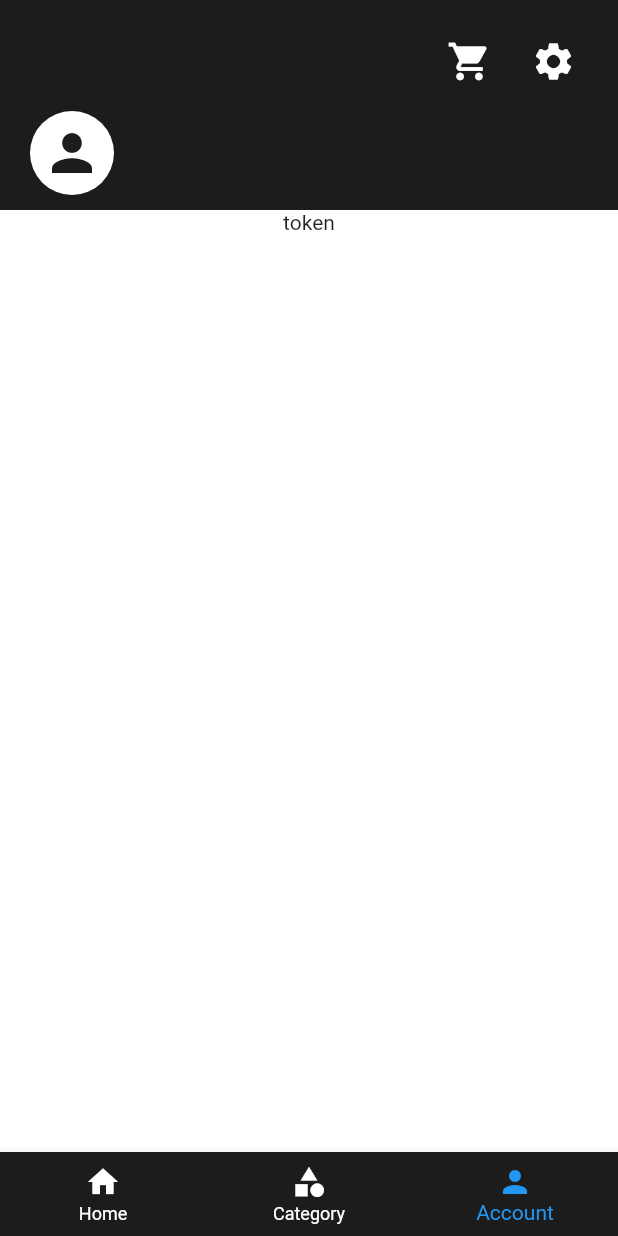
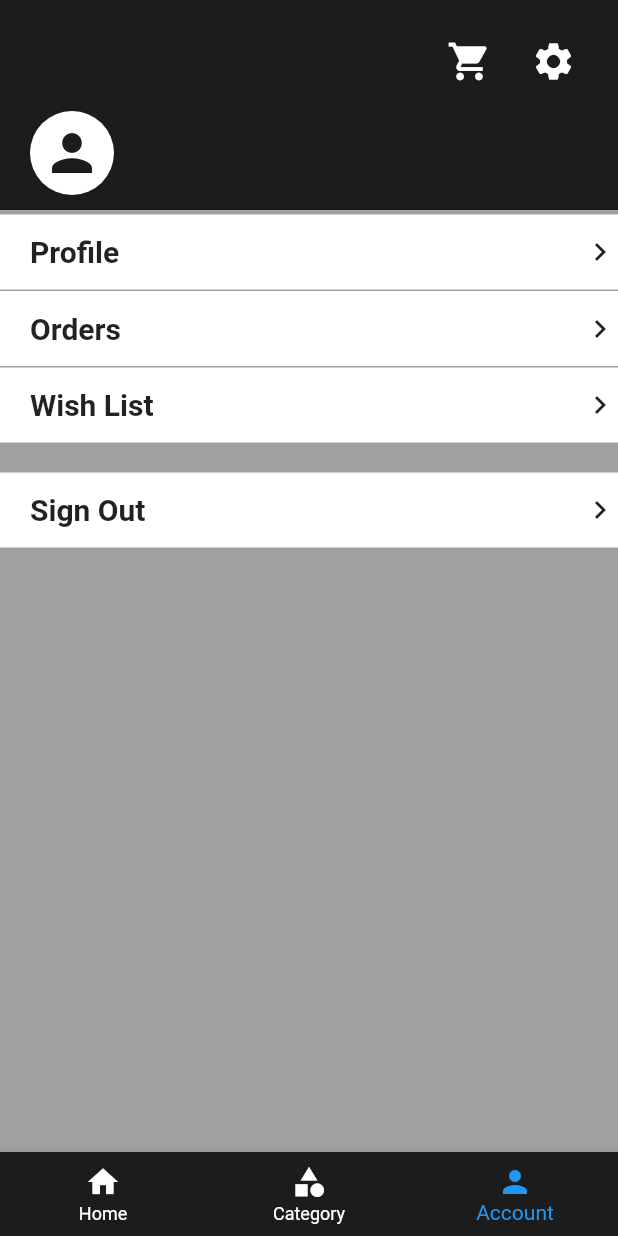
Before and after one commit to dangcongkhaithu/shopme_mobile, a Flutter app: the CommonPage screen opened directly, item 3 of the bottom bar chosen, on a phone screen of 412 x 824 dp. Run offline on Flutter 3.47's test engine with Material 2 defaults, Android fonts, the phone set to English and light mode, and no system bars; drawn by our look-alikes of material_floating_search_bar; our stand-ins replace dio, easy_localization, equatable, expandable_page_view, flutter_bloc, fluttertoast and 5 more; missing offline and left inert: flutter_image_slider; accounts and stored records are empty; generated files the repository leaves out were written again; network calls fail.

Commit message:
Feature Edit User Profile

```diff
--- a/lib/pages/account/account_signed_in_page.dart
+++ b/lib/pages/account/account_signed_in_page.dart
@@ -4,16 +4,13 @@ import 'package:flutter_bloc/flutter_bloc.dart';
 import 'package:material_floating_search_bar/material_floating_search_bar.dart';
 import 'package:shopme_mobile/blocs/get_user_profile_bloc/get_user_profile_bloc.dart';
 import 'package:shopme_mobile/blocs/get_user_profile_bloc/get_user_profile_state.dart';
-import 'package:shopme_mobile/blocs/update_user_profile_bloc/update_user_profile_bloc.dart';
-import 'package:shopme_mobile/core/common/helpers/translate_helper.dart';
 import 'package:shopme_mobile/data/local/shared_preferences/shared_pref.dart';
 import 'package:shopme_mobile/data/remote/models/remote/user_profile/user_profile.dart';
 import 'package:shopme_mobile/di/injection.dart';
 import 'package:shopme_mobile/pages/cart/cart_page.dart';
-import 'package:shopme_mobile/pages/profile/widgets/text_custom.dart';
 import 'package:shopme_mobile/pages/common/common_page.dart';
+import 'package:shopme_mobile/pages/profile/profile_page.dart';
 import 'package:shopme_mobile/pages/sign_in/sign_in_page.dart';
-import 'package:shopme_mobile/pages/sign_up/sign_up_page.dart';
 import 'package:shopme_mobile/resources/app_colors.dart';
 import 'package:shopme_mobile/widget/page/base_page.dart';
 
@@ -45,7 +42,7 @@ class AccountSignedInPageState extends State<AccountSignedInPage> {
     _getUserProfileBloc.getUserProfile(widget.token);
 
     _getUserProfileBloc.stream.listen((event) {
-      if(event is GetUserProfileSuccessState) {
+      if (event is GetUserProfileSuccessState) {
         _userProfile = event.userProfile;
       }
     });
@@ -60,6 +57,7 @@ class AccountSignedInPageState extends State<AccountSignedInPage> {
   @override
   Widget build(BuildContext context) {
     return BasePage(
+      color: AppColors.background,
       appBar: PreferredSize(
         preferredSize: Size.fromHeight(140),
         child: Container(
@@ -76,12 +74,60 @@ class AccountSignedInPageState extends State<AccountSignedInPage> {
   }
 
   Widget _buildBody() {
-    return Center(
-      child: Text(widget.token),
+    return Column(
+      children: [
+        const SizedBox(height: 3),
+        _buildButtonNavigate(
+          "Profile",
+          () => Navigator.of(context).push(
+            ProfilePage.getRoute(),
+          ),
+        ),
+        const SizedBox(height: 1),
+        _buildButtonNavigate("Orders", () {}),
+        const SizedBox(height: 1),
+        _buildButtonNavigate("Wish List", () {}),
+        const SizedBox(height: 20),
+        Align(
+          alignment: Alignment.bottomCenter,
+          child: _buildButtonNavigate(
+            "Sign Out",
+            () {
+              _sharedPref.storeToken("");
+              Navigator.of(context).push(CommonPage.getRoute(selectedPage: 2));
+            },
+          ),
+        ),
+      ],
     );
   }
 
-
+  Widget _buildButtonNavigate(String text, Function() onTap) {
+    return GestureDetector(
+      onTap: onTap,
+      child: Container(
+        width: MediaQuery.of(context).size.width,
+        height: 50,
+        color: AppColors.white,
+        child: Row(
+          mainAxisAlignment: MainAxisAlignment.spaceBetween,
+          children: [
+            Padding(
+              padding: const EdgeInsets.only(left: 20.0),
+              child: Text(
+                text,
+                style: TextStyle(
+                  fontWeight: FontWeight.bold,
+                  fontSize: 20,
+                ),
+              ),
+            ),
+            Icon(Icons.navigate_next),
+          ],
+        ),
+      ),
+    );
+  }
 
   Widget _buildAppBar() {
     return Column(
@@ -98,7 +144,7 @@ class AccountSignedInPageState extends State<AccountSignedInPage> {
                 size: 30,
               ),
               onPressed: () {
-                if(_sharedPref.token == "") {
+                if (_sharedPref.token == "") {
                   Navigator.of(context).push(SignInPage.getRoute());
                 } else {
                   Navigator.of(context).push(CartPage.getRoute());
@@ -112,10 +158,7 @@ class AccountSignedInPageState extends State<AccountSignedInPage> {
                 color: Colors.white,
                 size: 30,
               ),
-              onPressed: () {
-                _sharedPref.storeToken("");
-                Navigator.of(context).push(CommonPage.getRoute(selectedPage: 2));
-              },
+              onPressed: () {},
             ),
             const SizedBox(width: 20),
           ],
--- a/lib/pages/product_detail/product_detail_page.dart
+++ b/lib/pages/product_detail/product_detail_page.dart
@@ -8,6 +8,7 @@ import 'package:shopme_mobile/data/local/shared_preferences/shared_pref.dart';
 import 'package:shopme_mobile/data/remote/models/remote/product/product.dart';
 import 'package:shopme_mobile/data/schemas/request/remote/cart/request_cart.dart';
 import 'package:shopme_mobile/di/injection.dart';
+import 'package:shopme_mobile/pages/cart/cart_page.dart';
 import 'package:shopme_mobile/pages/common/common_page.dart';
 import 'package:shopme_mobile/pages/sign_in/sign_in_page.dart';
 import 'package:shopme_mobile/resources/app_colors.dart';
@@ -112,7 +113,7 @@ class ProductDetailPageState extends State<ProductDetailPage> {
                     color: Colors.black,
                     size: 30,
                   ),
-                  onPressed: () => Navigator.of(context).pop(),
+                  onPressed: () => Navigator.of(context).push(CartPage.getRoute()),
                 ),
               ],
             ),
```
Also changed, not shown: lib/pages/cart/cart_page.dart (+20 -5 lines), lib/pages/profile/profile_page.dart (+92 -12 lines), lib/widget/common/edit_profile_dialog.dart (added, +152 -0 lines), lib/widget/dialog/base_dialog.dart (added, +100 -0 lines).
